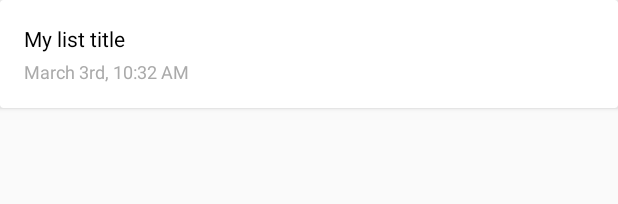
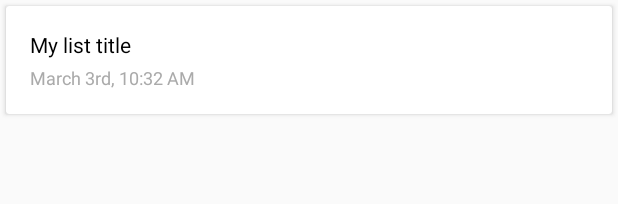
Before and after one commit to btdrucke/listster, an Android app: the layout list_item_row.xml on its own in the app's theme, with its tools: preview values and no code run, on a phone screen of 412 x 824 dp. Shown: the top 204 px of the screen. Run offline under Robolectric (Android 15) with nearby library versions, the phone set to English and light mode, and no system bars.

Commit message:
add card margin

```diff
--- a/app/src/main/res/layout/list_item_row.xml
+++ b/app/src/main/res/layout/list_item_row.xml
@@ -4,24 +4,27 @@
 
     <android.support.v7.widget.CardView
         android:id="@+id/card_view"
+        android:clickable="true"
+        android:foreground="?android:attr/selectableItemBackground"
         android:layout_height="wrap_content"
+        android:layout_margin="4dp"
         android:layout_width="match_parent"
         app:cardCornerRadius="2dp">
 
         <LinearLayout
             android:layout_height="wrap_content"
             android:layout_width="match_parent"
-            android:padding="16dp"
-            android:orientation="vertical">
+            android:orientation="vertical"
+            android:padding="16dp">
 
             <TextView
                 android:id="@+id/title"
                 android:layout_height="wrap_content"
+                android:layout_marginBottom="4dp"
                 android:layout_width="match_parent"
                 android:textColor="@android:color/black"
                 android:textSize="14sp"
-                tools:text="My list title"
-                android:layout_marginBottom="4dp"/>
+                tools:text="My list title"/>
 
             <TextView
                 android:id="@+id/date"
```
